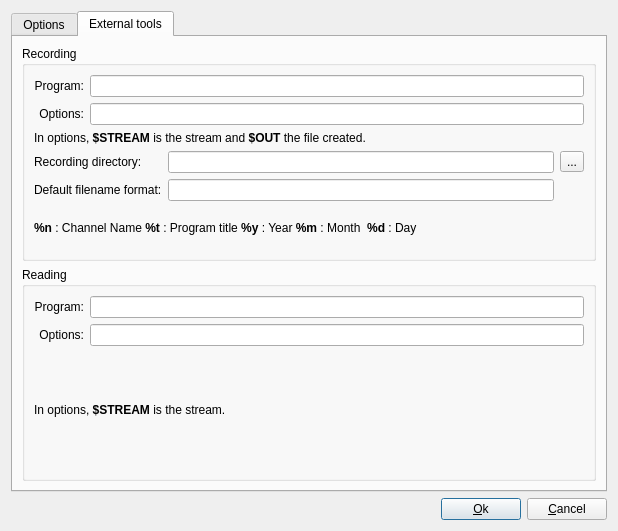
Old version of the form ui/config.ui in the repository jlbrd/qmagneto.
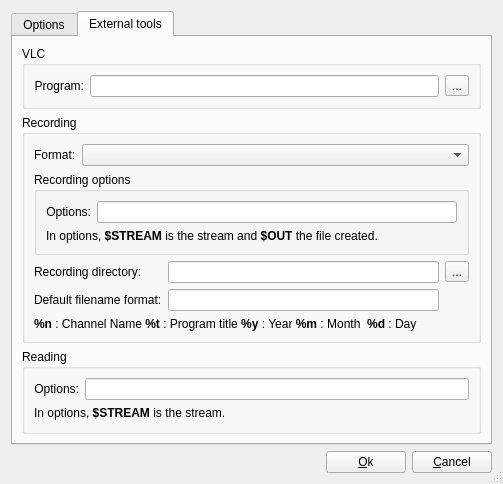
New version of the form. The open tabs and pages were chosen to show the change.

Commit message: - Rewrite of recording feature to use only VLC

Diff of the .ui file:
```diff
--- a/ui/config.ui
+++ b/ui/config.ui
@@ -5,45 +5,17 @@
    <rect>
     <x>0</x>
     <y>0</y>
-    <width>618</width>
-    <height>531</height>
+    <width>472</width>
+    <height>459</height>
    </rect>
   </property>
   <property name="windowTitle" >
    <string>Configuration</string>
   </property>
+  <property name="sizeGripEnabled" >
+   <bool>true</bool>
+  </property>
   <layout class="QGridLayout" name="gridLayout_8" >
-   <item row="1" column="0" >
-    <layout class="QHBoxLayout" >
-     <item>
-      <spacer>
-       <property name="orientation" >
-        <enum>Qt::Horizontal</enum>
-       </property>
-       <property name="sizeHint" stdset="0" >
-        <size>
-         <width>40</width>
-         <height>20</height>
-        </size>
-       </property>
-      </spacer>
-     </item>
-     <item>
-      <widget class="QPushButton" name="ok" >
-       <property name="text" >
-        <string>&amp;Ok</string>
-       </property>
-      </widget>
-     </item>
-     <item>
-      <widget class="QPushButton" name="cancel" >
-       <property name="text" >
-        <string>&amp;Cancel</string>
-       </property>
-      </widget>
-     </item>
-    </layout>
-   </item>
    <item row="0" column="0" >
     <widget class="QTabWidget" name="tabWidget" >
      <property name="currentIndex" >
@@ -396,37 +368,71 @@
       </attribute>
       <layout class="QGridLayout" name="gridLayout_7" >
        <item row="0" column="0" >
+        <widget class="QGroupBox" name="groupBox_5" >
+         <property name="title" >
+          <string>VLC</string>
+         </property>
+         <layout class="QGridLayout" name="gridLayout_11" >
+          <item row="0" column="0" >
+           <widget class="QLabel" name="label_7" >
+            <property name="text" >
+             <string>Program:</string>
+            </property>
+            <property name="alignment" >
+             <set>Qt::AlignRight|Qt::AlignTrailing|Qt::AlignVCenter</set>
+            </property>
+           </widget>
+          </item>
+          <item row="0" column="1" >
+           <widget class="QLineEdit" name="command" >
+            <property name="sizePolicy" >
+             <sizepolicy vsizetype="Fixed" hsizetype="Expanding" >
+              <horstretch>0</horstretch>
+              <verstretch>0</verstretch>
+             </sizepolicy>
+            </property>
+           </widget>
+          </item>
+          <item row="0" column="2" >
+           <widget class="QToolButton" name="commandDirectory" >
+            <property name="text" >
+             <string>...</string>
+            </property>
+           </widget>
+          </item>
+         </layout>
+        </widget>
+       </item>
+       <item row="1" column="0" >
         <widget class="QGroupBox" name="groupBox_2" >
          <property name="title" >
           <string>Recording</string>
          </property>
          <layout class="QGridLayout" name="gridLayout_4" >
           <item row="0" column="0" >
-           <layout class="QVBoxLayout" name="verticalLayout_6" >
-            <item>
+           <widget class="QLabel" name="label_8" >
+            <property name="sizePolicy" >
+             <sizepolicy vsizetype="Preferred" hsizetype="Maximum" >
+              <horstretch>0</horstretch>
+              <verstretch>0</verstretch>
+             </sizepolicy>
+            </property>
+            <property name="text" >
+             <string>Format:</string>
+            </property>
+           </widget>
+          </item>
+          <item row="0" column="1" >
+           <widget class="QComboBox" name="format" />
+          </item>
+          <item row="1" column="0" colspan="2" >
+           <widget class="QGroupBox" name="recordingOptions" >
+            <property name="title" >
+             <string>Recording options</string>
+            </property>
              <layout class="QGridLayout" name="gridLayout" >
               <item row="0" column="0" >
-               <widget class="QLabel" name="label_7" >
-                <property name="text" >
-                 <string>Program:</string>
-                </property>
-                <property name="alignment" >
-                 <set>Qt::AlignRight|Qt::AlignTrailing|Qt::AlignVCenter</set>
-                </property>
-               </widget>
-              </item>
-              <item row="0" column="1" >
-               <widget class="QLineEdit" name="command" >
-                <property name="sizePolicy" >
-                 <sizepolicy vsizetype="Fixed" hsizetype="Expanding" >
-                  <horstretch>0</horstretch>
-                  <verstretch>0</verstretch>
-                 </sizepolicy>
-                </property>
-               </widget>
-              </item>
-              <item row="1" column="0" >
-               <widget class="QLabel" name="label_10" >
+              <widget class="QLabel" name="labelCommandOptions" >
                 <property name="text" >
                  <string>Options:</string>
                 </property>
@@ -435,7 +441,7 @@
                 </property>
                </widget>
               </item>
-              <item row="1" column="1" >
+             <item row="0" column="1" >
                <widget class="QLineEdit" name="commandOptions" >
                 <property name="sizePolicy" >
                  <sizepolicy vsizetype="Fixed" hsizetype="Expanding" >
@@ -445,9 +451,7 @@
                 </property>
                </widget>
               </item>
-             </layout>
-            </item>
-            <item>
+             <item row="1" column="0" colspan="2" >
              <widget class="QLabel" name="label_11" >
               <property name="text" >
                <string>&lt;!DOCTYPE HTML PUBLIC "-//W3C//DTD HTML 4.0//EN" "http://www.w3.org/TR/REC-html40/strict.dtd">
@@ -458,7 +462,10 @@
               </property>
              </widget>
             </item>
-            <item>
+            </layout>
+           </widget>
+          </item>
+          <item row="2" column="0" colspan="2" >
              <layout class="QGridLayout" name="gridLayout_6" >
               <item row="0" column="0" >
                <widget class="QLabel" name="label_4" >
@@ -468,10 +475,10 @@
                </widget>
               </item>
               <item row="0" column="1" >
-               <widget class="QLineEdit" name="directory" />
+             <widget class="QLineEdit" name="recordingDirectory" />
               </item>
               <item row="0" column="2" >
-               <widget class="QToolButton" name="directoryButton" >
+             <widget class="QToolButton" name="recordingDirectoryButton" >
                 <property name="text" >
                  <string>...</string>
                 </property>
@@ -489,9 +496,7 @@
               </item>
              </layout>
             </item>
-           </layout>
-          </item>
-          <item row="1" column="0" >
+          <item row="3" column="0" colspan="2" >
            <widget class="QLabel" name="label_6" >
             <property name="text" >
              <string>&lt;html>&lt;head>&lt;meta name="qrichtext" content="1" />&lt;style kind="text/css">
@@ -504,30 +509,22 @@
          </layout>
         </widget>
        </item>
-       <item row="3" column="0" >
+       <item row="2" column="0" >
         <widget class="QGroupBox" name="groupBox_3" >
          <property name="title" >
           <string>Reading</string>
          </property>
+         <layout class="QGridLayout" name="gridLayout_10" >
+          <item row="0" column="0" >
          <layout class="QGridLayout" name="gridLayout_5" >
           <item row="0" column="0" >
-           <layout class="QVBoxLayout" name="_9" >
-            <item>
-             <layout class="QHBoxLayout" name="_10" >
-              <item>
-               <layout class="QVBoxLayout" name="_11" >
-                <item>
-                 <widget class="QLabel" name="label_12" >
-                  <property name="text" >
-                   <string>Program:</string>
-                  </property>
-                  <property name="alignment" >
-                   <set>Qt::AlignRight|Qt::AlignTrailing|Qt::AlignVCenter</set>
-                  </property>
-                 </widget>
-                </item>
-                <item>
                  <widget class="QLabel" name="label_13" >
+              <property name="sizePolicy" >
+               <sizepolicy vsizetype="Preferred" hsizetype="Maximum" >
+                <horstretch>0</horstretch>
+                <verstretch>0</verstretch>
+               </sizepolicy>
+              </property>
                   <property name="text" >
                    <string>Options:</string>
                   </property>
@@ -536,19 +533,8 @@
                   </property>
                  </widget>
                 </item>
-               </layout>
-              </item>
-              <item>
-               <layout class="QVBoxLayout" name="_12" >
-                <item>
-                 <widget class="QLineEdit" name="commandLecture" />
-                </item>
-                <item>
-                 <widget class="QLineEdit" name="commandLectureOptions" />
-                </item>
-               </layout>
-              </item>
-             </layout>
+            <item row="0" column="1" colspan="2" >
+             <widget class="QLineEdit" name="readingCommandOptions" />
             </item>
            </layout>
           </item>
@@ -563,6 +549,19 @@
             </property>
            </widget>
           </item>
+          <item row="2" column="0" >
+           <spacer name="verticalSpacer_2" >
+            <property name="orientation" >
+             <enum>Qt::Vertical</enum>
+            </property>
+            <property name="sizeHint" stdset="0" >
+             <size>
+              <width>20</width>
+              <height>40</height>
+             </size>
+            </property>
+           </spacer>
+          </item>
          </layout>
         </widget>
        </item>
@@ -570,6 +569,37 @@
      </widget>
     </widget>
    </item>
+   <item row="1" column="0" >
+    <layout class="QHBoxLayout" >
+     <item>
+      <spacer>
+       <property name="orientation" >
+        <enum>Qt::Horizontal</enum>
+       </property>
+       <property name="sizeHint" stdset="0" >
+        <size>
+         <width>40</width>
+         <height>20</height>
+        </size>
+       </property>
+      </spacer>
+     </item>
+     <item>
+      <widget class="QPushButton" name="ok" >
+       <property name="text" >
+        <string>&amp;Ok</string>
+       </property>
+      </widget>
+     </item>
+     <item>
+      <widget class="QPushButton" name="cancel" >
+       <property name="text" >
+        <string>&amp;Cancel</string>
+       </property>
+      </widget>
+     </item>
+    </layout>
+   </item>
   </layout>
  </widget>
  <resources>
```
Lines whose indentation alone changed are shown as unchanged. The commit also changes 4 other files.
